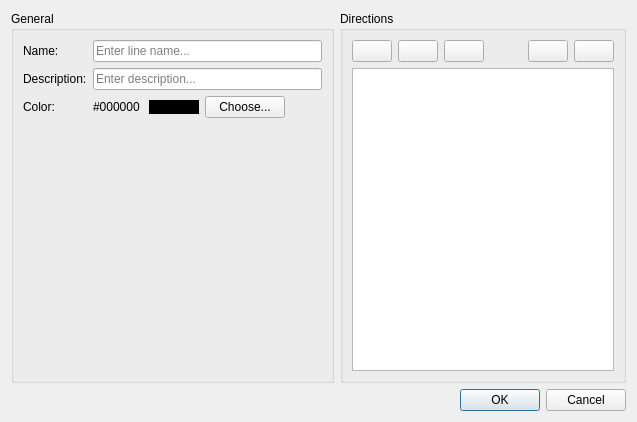
Old version of the form Dialogs/DlgLineeditor.ui in the repository ma7t3/ScheduleMaster.
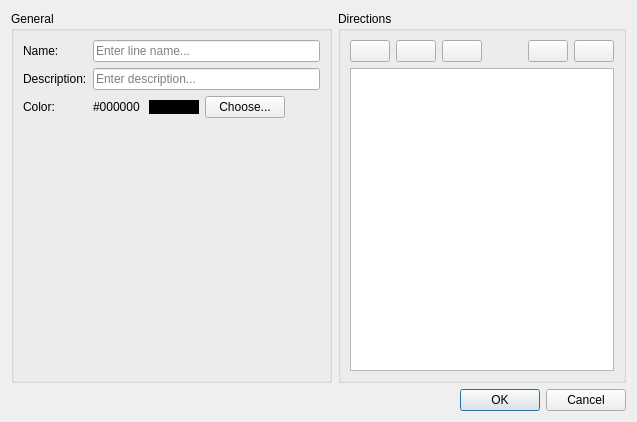
New version of the form. Icons and pictures are not drawn.

The edit to the form file:
```diff
--- a/Dialogs/DlgLineeditor.ui
+++ b/Dialogs/DlgLineeditor.ui
@@ -212,6 +212,9 @@
             <property name="orientation">
              <enum>Qt::Horizontal</enum>
             </property>
+            <property name="sizeType">
+             <enum>QSizePolicy::Minimum</enum>
+            </property>
             <property name="sizeHint" stdset="0">
              <size>
               <width>40</width>
```
